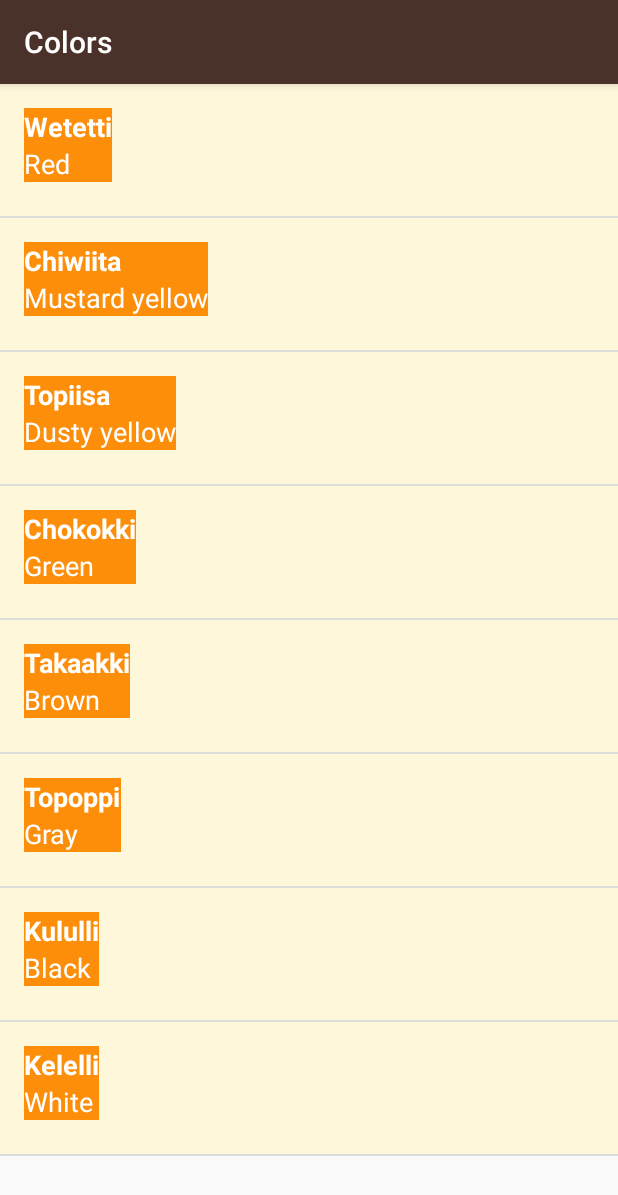
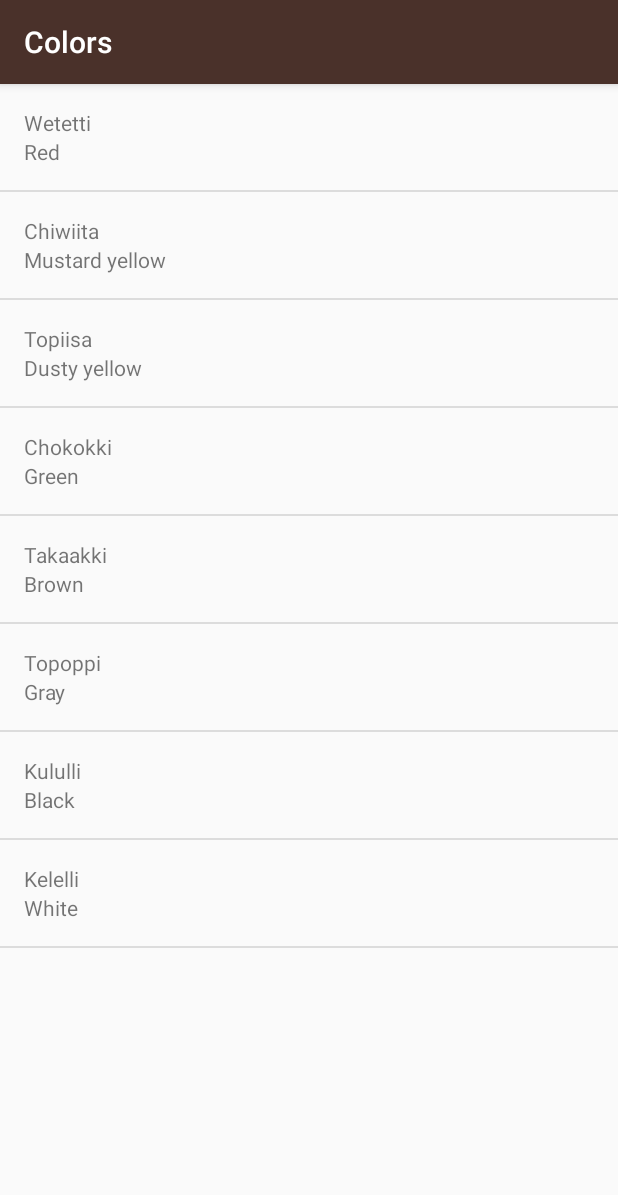
Before and after one commit to MohammedElonX/LanguageApp, an Android app: the ColorsActivity screen opened directly, with no data from a screen before it, on a phone screen of 412 x 824 dp. Shown: the top 1195 px of the screen. Run offline under Robolectric (Android 15) with nearby library versions, the phone set to English and light mode, and no system bars.

Commit message:
Fixing merge conflicts

```diff
--- a/app/src/main/res/layout/list_view_numbers.xml
+++ b/app/src/main/res/layout/list_view_numbers.xml
@@ -5,35 +5,17 @@
               android:layout_height="match_parent"
               android:padding="16dp"
               android:orientation="vertical"
-              android:minHeight="@dimen/list_item_height"
-              android:background="@color/tan_background">
-
-
-    <LinearLayout android:layout_width="wrap_content"
-                  android:layout_height="wrap_content"
-                  android:orientation="vertical"
-                  android:id="@+id/text_container"
-                  android:background="@color/category_numbers">
+              >
 
     <TextView android:layout_width="match_parent"
-              android:layout_height="0dp"
-              android:gravity="bottom"
-              android:layout_weight="1"
+              android:layout_height="wrap_content"
               android:id="@+id/miwok_word"
-              android:textAppearance="?android:textAppearanceMedium"
-              android:textColor="@android:color/white"
-              android:textStyle="bold"
               tools:text="Lutti"/>
 
     <TextView android:layout_width="match_parent"
-              android:layout_height="0dp"
-              android:gravity="top"
-              android:layout_weight="1"
+              android:layout_height="wrap_content"
               android:id="@+id/english_word"
-              android:textAppearance="?android:textAppearanceMedium"
-              android:textColor="@android:color/white"
               tools:text="One"/>
 
-    </LinearLayout>
 
 </LinearLayout>
```
